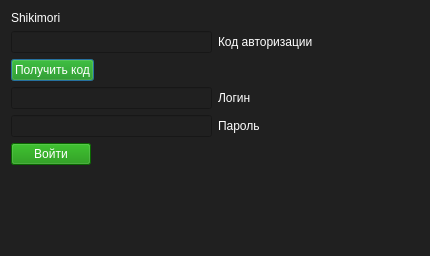
Before: the Qt Designer form forms/authUI.ui in brandonzorn/Nlight, drawn with Qt 5.
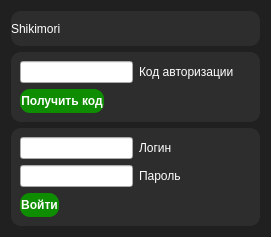
After: the same form once the commit is applied.

```diff
--- a/forms/authUI.ui
+++ b/forms/authUI.ui
@@ -6,22 +6,13 @@
    <rect>
     <x>0</x>
     <y>0</y>
-    <width>430</width>
-    <height>256</height>
+    <width>271</width>
+    <height>237</height>
    </rect>
   </property>
   <property name="palette">
    <palette>
     <active>
-     <colorrole role="WindowText">
-      <brush brushstyle="SolidPattern">
-       <color alpha="255">
-        <red>255</red>
-        <green>255</green>
-        <blue>255</blue>
-       </color>
-      </brush>
-     </colorrole>
      <colorrole role="Button">
       <brush brushstyle="SolidPattern">
        <color alpha="255">
@@ -31,24 +22,6 @@
        </color>
       </brush>
      </colorrole>
-     <colorrole role="Text">
-      <brush brushstyle="SolidPattern">
-       <color alpha="255">
-        <red>255</red>
-        <green>255</green>
-        <blue>255</blue>
-       </color>
-      </brush>
-     </colorrole>
-     <colorrole role="ButtonText">
-      <brush brushstyle="SolidPattern">
-       <color alpha="255">
-        <red>255</red>
-        <green>255</green>
-        <blue>255</blue>
-       </color>
-      </brush>
-     </colorrole>
      <colorrole role="Base">
       <brush brushstyle="SolidPattern">
        <color alpha="255">
@@ -67,26 +40,8 @@
        </color>
       </brush>
      </colorrole>
-     <colorrole role="PlaceholderText">
-      <brush brushstyle="SolidPattern">
-       <color alpha="255">
-        <red>255</red>
-        <green>255</green>
-        <blue>255</blue>
-       </color>
-      </brush>
-     </colorrole>
     </active>
     <inactive>
-     <colorrole role="WindowText">
-      <brush brushstyle="SolidPattern">
-       <color alpha="255">
-        <red>255</red>
-        <green>255</green>
-        <blue>255</blue>
-       </color>
-      </brush>
-     </colorrole>
      <colorrole role="Button">
       <brush brushstyle="SolidPattern">
        <color alpha="255">
@@ -96,24 +51,6 @@
        </color>
       </brush>
      </colorrole>
-     <colorrole role="Text">
-      <brush brushstyle="SolidPattern">
-       <color alpha="255">
-        <red>255</red>
-        <green>255</green>
-        <blue>255</blue>
-       </color>
-      </brush>
-     </colorrole>
-     <colorrole role="ButtonText">
-      <brush brushstyle="SolidPattern">
-       <color alpha="255">
-        <red>255</red>
-        <green>255</green>
-        <blue>255</blue>
-       </color>
-      </brush>
-     </colorrole>
      <colorrole role="Base">
       <brush brushstyle="SolidPattern">
        <color alpha="255">
@@ -132,26 +69,8 @@
        </color>
       </brush>
      </colorrole>
-     <colorrole role="PlaceholderText">
-      <brush brushstyle="SolidPattern">
-       <color alpha="255">
-        <red>255</red>
-        <green>255</green>
-        <blue>255</blue>
-       </color>
-      </brush>
-     </colorrole>
     </inactive>
     <disabled>
-     <colorrole role="WindowText">
-      <brush brushstyle="SolidPattern">
-       <color alpha="255">
-        <red>255</red>
-        <green>255</green>
-        <blue>255</blue>
-       </color>
-      </brush>
-     </colorrole>
      <colorrole role="Button">
       <brush brushstyle="SolidPattern">
        <color alpha="255">
@@ -161,24 +80,6 @@
        </color>
       </brush>
      </colorrole>
-     <colorrole role="Text">
-      <brush brushstyle="SolidPattern">
-       <color alpha="255">
-        <red>255</red>
-        <green>255</green>
-        <blue>255</blue>
-       </color>
-      </brush>
-     </colorrole>
-     <colorrole role="ButtonText">
-      <brush brushstyle="SolidPattern">
-       <color alpha="255">
-        <red>255</red>
-        <green>255</green>
-        <blue>255</blue>
-       </color>
-      </brush>
-     </colorrole>
      <colorrole role="Base">
       <brush brushstyle="SolidPattern">
        <color alpha="255">
@@ -197,15 +98,6 @@
        </color>
       </brush>
      </colorrole>
-     <colorrole role="PlaceholderText">
-      <brush brushstyle="SolidPattern">
-       <color alpha="255">
-        <red>255</red>
-        <green>255</green>
-        <blue>255</blue>
-       </color>
-      </brush>
-     </colorrole>
     </disabled>
    </palette>
   </property>
@@ -213,10 +105,33 @@
    <string>Dialog</string>
   </property>
   <property name="styleSheet">
-   <string notr="true">color: rgb(255, 255, 255);
-background-color: rgb(32, 32, 32);</string>
+   <string notr="true">QFrame {
+	border-radius: 10px;
+	background-color: rgb(45, 45, 45);
+	color: rgb(255, 255, 255);
+	
+}
+QDialog{
+	background-color: rgb(32, 32, 32);
+}
+
+QPushButton {
+	padding: 5px 1px;
+	border-radius: 10px;
+	font-weight: bold;
+	background-color: rgb(0, 133, 52);
+	color: rgb(255, 255, 255);
+}
+
+QPushButton:hover:!pressed {
+	border-left: 3px solid white;
+}
+
+QPushButton:checked {
+	border-left: 3px solid white;
+}</string>
   </property>
-  <layout class="QVBoxLayout" name="verticalLayout_3">
+  <layout class="QVBoxLayout" name="verticalLayout_4">
    <item>
     <widget class="QLabel" name="lbl_shikimori">
      <property name="styleSheet">
@@ -228,22 +143,16 @@
     </widget>
    </item>
    <item>
-    <widget class="QWidget" name="code_widget" native="true">
-     <layout class="QVBoxLayout" name="verticalLayout">
-      <property name="leftMargin">
-       <number>0</number>
-      </property>
-      <property name="topMargin">
-       <number>0</number>
-      </property>
-      <property name="rightMargin">
-       <number>0</number>
-      </property>
-      <property name="bottomMargin">
-       <number>0</number>
-      </property>
+    <widget class="QFrame" name="one_frame">
+     <property name="frameShape">
+      <enum>QFrame::StyledPanel</enum>
+     </property>
+     <property name="frameShadow">
+      <enum>QFrame::Raised</enum>
+     </property>
+     <layout class="QVBoxLayout" name="verticalLayout_3">
       <item>
-       <layout class="QHBoxLayout" name="one_field">
+       <layout class="QHBoxLayout" name="horizontalLayout">
         <item>
          <widget class="QLineEdit" name="auth_code">
           <property name="sizePolicy">
@@ -270,7 +179,7 @@
        </layout>
       </item>
       <item>
-       <layout class="QHBoxLayout" name="horizontalLayout">
+       <layout class="QHBoxLayout" name="horizontalLayout_2">
         <item>
          <widget class="QPushButton" name="btn_get">
           <property name="styleSheet">
@@ -282,7 +191,7 @@
          </widget>
         </item>
         <item>
-         <spacer name="horizontalSpacer_2">
+         <spacer name="horizontalSpacer">
           <property name="orientation">
            <enum>Qt::Horizontal</enum>
           </property>
@@ -300,22 +209,14 @@
     </widget>
    </item>
    <item>
-    <widget class="QWidget" name="widget" native="true">
+    <widget class="QFrame" name="two_frame">
+     <property name="frameShape">
+      <enum>QFrame::StyledPanel</enum>
+     </property>
+     <property name="frameShadow">
+      <enum>QFrame::Raised</enum>
+     </property>
      <layout class="QVBoxLayout" name="verticalLayout_2">
-      <property name="leftMargin">
-       <number>0</number>
-      </property>
-      <property name="topMargin">
-       <number>0</number>
-      </property>
-      <property name="rightMargin">
-       <number>0</number>
-      </property>
-      <property name="bottomMargin">
-       <number>0</number>
-      </property>
-      <item>
-       <layout class="QVBoxLayout" name="two_fields">
         <item>
          <layout class="QHBoxLayout" name="horizontalLayout_3">
           <item>
@@ -370,13 +271,8 @@
           </item>
          </layout>
         </item>
-       </layout>
-      </item>
-     </layout>
-    </widget>
-   </item>
    <item>
-    <layout class="QHBoxLayout" name="horizontalLayout_2">
+       <layout class="QHBoxLayout" name="horizontalLayout_5">
      <item>
       <widget class="QPushButton" name="btn_login">
        <property name="enabled">
@@ -391,7 +287,7 @@
       </widget>
      </item>
      <item>
-      <spacer name="horizontalSpacer">
+         <spacer name="horizontalSpacer_2">
        <property name="orientation">
         <enum>Qt::Horizontal</enum>
        </property>
@@ -405,18 +301,8 @@
      </item>
     </layout>
    </item>
-   <item>
-    <spacer name="verticalSpacer">
-     <property name="orientation">
-      <enum>Qt::Vertical</enum>
-     </property>
-     <property name="sizeHint" stdset="0">
-      <size>
-       <width>20</width>
-       <height>40</height>
-      </size>
-     </property>
-    </spacer>
+     </layout>
+    </widget>
    </item>
   </layout>
  </widget>
```
Lines whose indentation alone changed are shown as unchanged.
